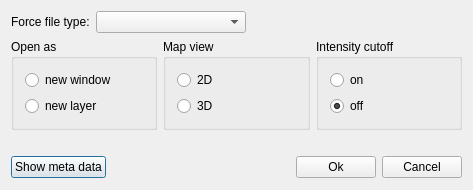
hroest/flaming-archer, file source/VISUAL/DIALOGS/TOPPViewOpenDialog.ui: the form before one commit.
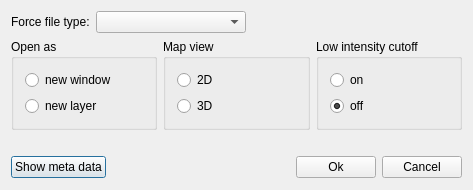
The form after the commit.

```diff
--- a/source/VISUAL/DIALOGS/TOPPViewOpenDialog.ui
+++ b/source/VISUAL/DIALOGS/TOPPViewOpenDialog.ui
@@ -109,7 +109,7 @@
      <item>
       <widget class="QGroupBox" name="groupBox_3" >
        <property name="title" >
-        <string>Intensity cutoff</string>
+        <string>Low intensity cutoff</string>
        </property>
        <layout class="QVBoxLayout" >
         <item>
```
